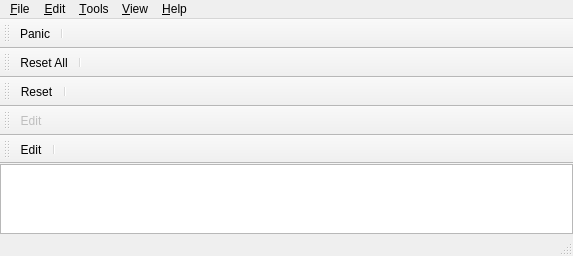
This is trunk/desktop/src/vpiano.ui in svn2github/vmpk as Qt 5 draws it before an edit. The edited form follows.
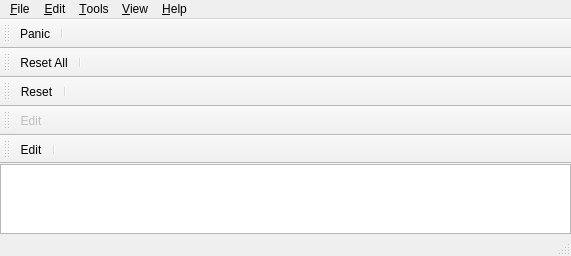
This is the edited form. Icons and pictures are not drawn. Custom widgets are drawn as their Qt base class.

Patch:
```diff
--- a/trunk/desktop/src/vpiano.ui
+++ b/trunk/desktop/src/vpiano.ui
@@ -23,8 +23,8 @@
    <rect>
     <x>0</x>
     <y>0</y>
-    <width>573</width>
-    <height>223</height>
+    <width>571</width>
+    <height>221</height>
    </rect>
   </property>
   <property name="windowTitle">
@@ -49,8 +49,8 @@
     <rect>
      <x>0</x>
      <y>0</y>
-     <width>573</width>
-     <height>20</height>
+     <width>571</width>
+     <height>24</height>
     </rect>
    </property>
    <widget class="QMenu" name="menuFile">
```
Left out of the diff: 2 changed lines with no effect on the pictures.
